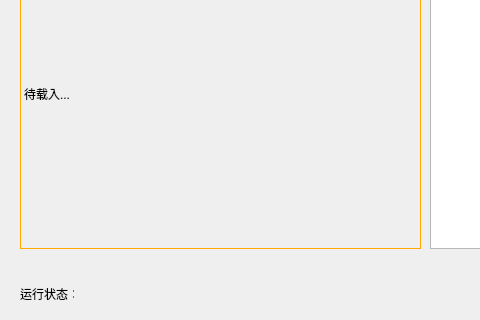
The window that CameraAuto.ui (Bingao-hn/Client) describes before a commit, drawn with Qt 5; both pictures show x 0 to 480 and y 82 to 402 of the 667 by 402 pixel window.
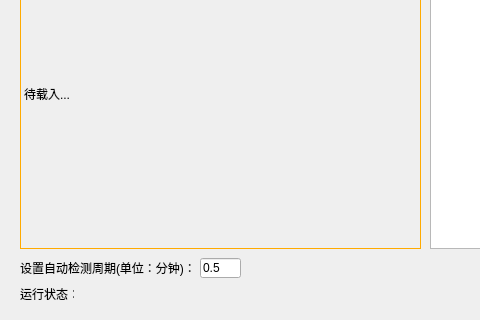
The same window after the commit. Icons and pictures are not drawn.

Commit message: 功能完成，准备完善界面

Patch:
```diff
--- a/CameraAuto.ui
+++ b/CameraAuto.ui
@@ -160,6 +160,32 @@
     <string>清空数据</string>
    </property>
   </widget>
+  <widget class="QLabel" name="label_4">
+   <property name="geometry">
+    <rect>
+     <x>20</x>
+     <y>340</y>
+     <width>181</width>
+     <height>20</height>
+    </rect>
+   </property>
+   <property name="text">
+    <string>设置自动检测周期(单位：分钟)：</string>
+   </property>
+  </widget>
+  <widget class="QLineEdit" name="time">
+   <property name="geometry">
+    <rect>
+     <x>200</x>
+     <y>340</y>
+     <width>41</width>
+     <height>20</height>
+    </rect>
+   </property>
+   <property name="text">
+    <string>0.5</string>
+   </property>
+  </widget>
  </widget>
  <resources>
   <include location="resource.qrc"/>
```
Left out of the diff: 2 changed lines with no effect on the pictures. The commit also changes 6 other files.
